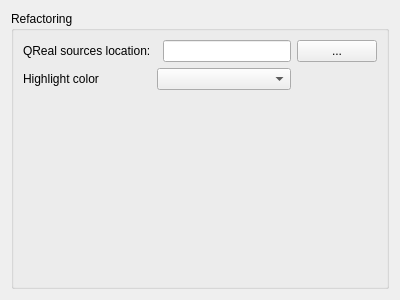
Qt form plugins/refactoring/refactoringSupport/refactoringPreferencePage.ui (qreal/qreal) before a commit.
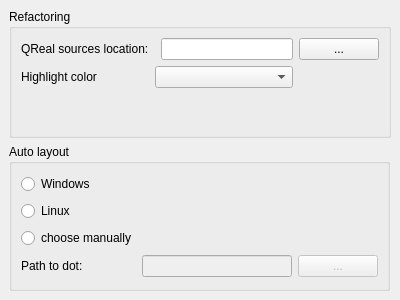
The same form after that commit.

Commit message: added auto layout settings page

What changed in the file:
```diff
--- a/plugins/refactoring/refactoringSupport/refactoringPreferencePage.ui
+++ b/plugins/refactoring/refactoringSupport/refactoringPreferencePage.ui
@@ -13,9 +13,24 @@
   <property name="windowTitle">
    <string>Form</string>
   </property>
-  <layout class="QVBoxLayout" name="verticalLayout">
-   <item>
     <widget class="QGroupBox" name="groupBox">
+   <property name="enabled">
+    <bool>true</bool>
+   </property>
+   <property name="geometry">
+    <rect>
+     <x>9</x>
+     <y>9</y>
+     <width>382</width>
+     <height>129</height>
+    </rect>
+   </property>
+   <property name="sizePolicy">
+    <sizepolicy hsizetype="Ignored" vsizetype="Ignored">
+     <horstretch>0</horstretch>
+     <verstretch>0</verstretch>
+    </sizepolicy>
+   </property>
      <property name="title">
       <string>Refactoring</string>
      </property>
@@ -37,6 +52,16 @@
         </property>
        </widget>
       </item>
+    <item row="1" column="0">
+     <widget class="QLabel" name="label">
+      <property name="text">
+       <string>Highlight color</string>
+      </property>
+     </widget>
+    </item>
+    <item row="1" column="1" colspan="2">
+     <widget class="QComboBox" name="colorComboBox"/>
+    </item>
       <item row="2" column="0">
        <spacer name="verticalSpacer">
         <property name="orientation">
@@ -50,20 +75,68 @@
         </property>
        </spacer>
       </item>
+   </layout>
+  </widget>
+  <widget class="QGroupBox" name="groupBox2">
+   <property name="geometry">
+    <rect>
+     <x>9</x>
+     <y>144</y>
+     <width>381</width>
+     <height>147</height>
+    </rect>
+   </property>
+   <property name="title">
+    <string>Auto layout</string>
+   </property>
+   <layout class="QGridLayout" name="gridLayout_2">
+    <item row="0" column="0">
+     <widget class="QRadioButton" name="windowsRadioButton">
+      <property name="text">
+       <string>Windows</string>
+      </property>
+     </widget>
+    </item>
       <item row="1" column="0">
-       <widget class="QLabel" name="label">
+     <widget class="QRadioButton" name="linuxRadioButton">
         <property name="text">
-         <string>Highlight color</string>
+       <string>Linux</string>
         </property>
        </widget>
       </item>
-      <item row="1" column="1" colspan="2">
-       <widget class="QComboBox" name="colorComboBox"/>
-      </item>
-     </layout>
-    </widget>
-   </item>
-  </layout>
+    <item row="2" column="0">
+     <widget class="QRadioButton" name="otherRadioButton">
+      <property name="text">
+       <string>choose manually</string>
+      </property>
+     </widget>
+    </item>
+    <item row="3" column="0">
+     <widget class="QLabel" name="dotPathLabel">
+      <property name="text">
+       <string>Path to dot:</string>
+      </property>
+     </widget>
+    </item>
+    <item row="3" column="2">
+     <widget class="QPushButton" name="browseDotPathPushButton">
+      <property name="enabled">
+       <bool>false</bool>
+      </property>
+      <property name="text">
+       <string>...</string>
+      </property>
+     </widget>
+    </item>
+    <item row="3" column="1">
+     <widget class="QLineEdit" name="dotPathLineEdit">
+      <property name="enabled">
+       <bool>false</bool>
+      </property>
+     </widget>
+    </item>
+   </layout>
+  </widget>
  </widget>
  <resources/>
  <connections/>
```
Lines whose indentation alone changed are shown as unchanged. The commit also changes 8 other files.
